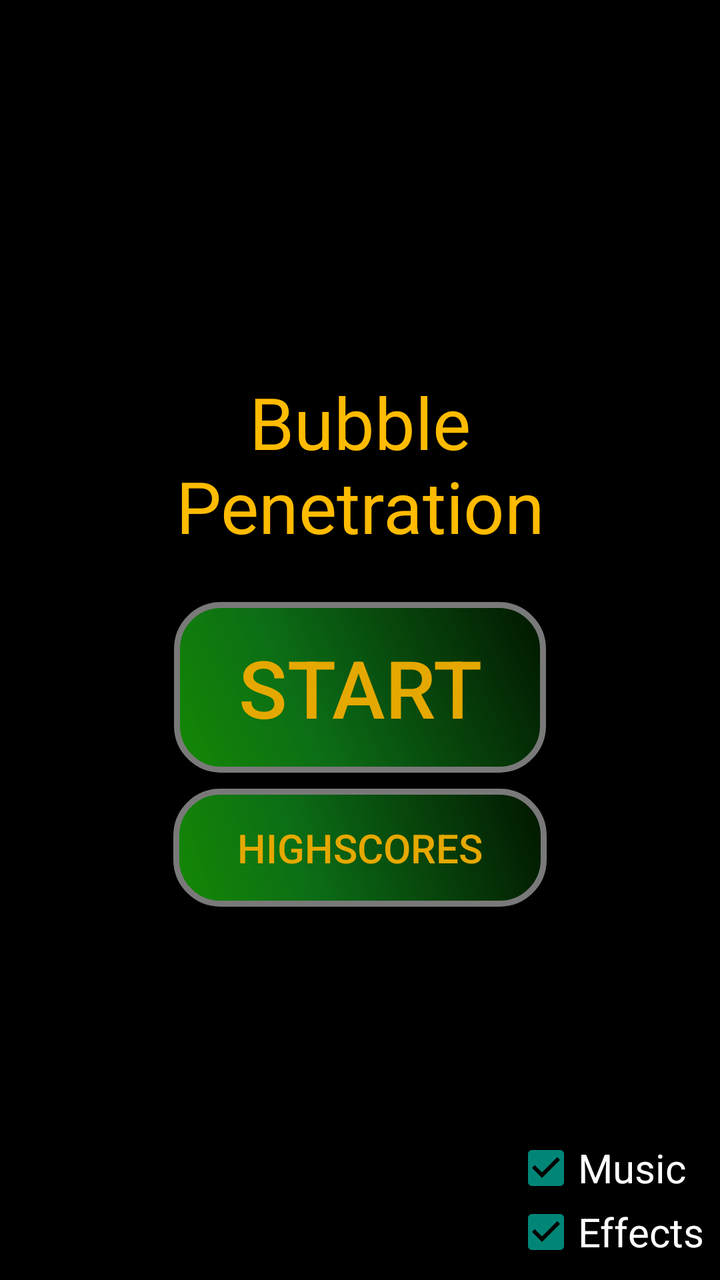
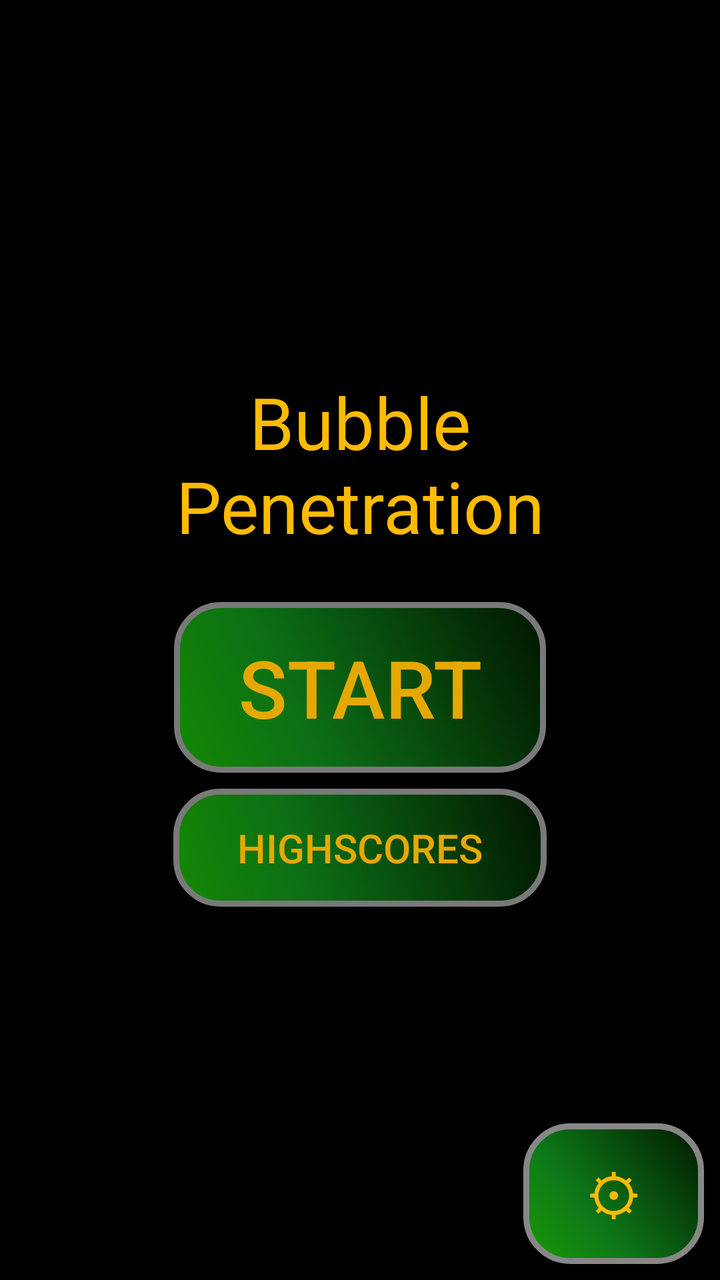

The first picture is an Android layout as it rendered before a commit; the second is the same layout after the commit. The layout source and the unified diff follow.
<!-- AndroidManifest.xml: application theme AppTheme -->
<!-- res/layout/activity_main.xml -->
<RelativeLayout
        xmlns:android="http://schemas.android.com/apk/res/android"
        android:layout_width="match_parent"
        android:layout_height="match_parent"
        android:background="@color/black">
    <FrameLayout
            android:layout_width="fill_parent"
            android:layout_height="match_parent"
            android:id="@+id/menuGLSurfaceViewHolder"
            android:layout_centerVertical="true"
            android:layout_alignParentStart="true"
            android:layout_alignParentLeft="true"/>
    <LinearLayout
            android:layout_width="match_parent"
            android:layout_height="wrap_content"
            android:orientation="vertical"
            android:layout_centerInParent="true">
        <TextView
                android:layout_width="fill_parent"
                android:layout_height="wrap_content"
                android:id="@+id/menu_title"
                android:text="@string/bubble_penetration"
                android:textColor="@color/gold"
                android:textSize="36sp"
                android:layout_gravity="center"
                android:textAlignment="center"
                android:enabled="true"
                android:layout_marginBottom="16sp"/>
        <Button
                android:id="@+id/start_button"
                android:text="@string/start_button_text"
                android:layout_width="wrap_content"
                android:layout_height="wrap_content"
                android:textSize="40sp"
                android:onClick="startGame"
                android:background="@drawable/button"
                android:enabled="true"
                android:alpha="0.9"
                android:textColor="@color/gold"
                android:clickable="true"
                android:layout_margin="8dp"
                android:focusable="true"
                android:layout_gravity="center_horizontal"/>
        <Button
                android:id="@+id/highscore_button"
                android:text="@string/highscore_button_text"
                android:layout_width="wrap_content"
                android:layout_height="wrap_content"
                android:textSize="20sp"
                android:background="@drawable/button"
                android:onClick="showHighscores"
                android:enabled="true"
                android:textColor="@color/gold"
                android:alpha="0.9"
                android:clickable="true"
                android:focusable="true"
                android:layout_gravity="center_horizontal"/>
    </LinearLayout>
    <TextView
            android:id="@+id/champion_text"
            android:layout_width="match_parent"
            android:layout_height="wrap_content"
            android:gravity="center_horizontal"
            android:padding="12sp"
            android:textAlignment="center"
            android:textColor="@color/gold"
            android:textSize="28sp"
            android:layout_alignParentBottom="true"
            android:layout_marginBottom="80sp"/>
    <TextView
            android:layout_width="wrap_content"
            android:layout_height="wrap_content"
            android:id="@+id/menu_username"
            android:layout_gravity="start|bottom"
            android:textSize="24sp"
            android:textColor="@color/white"
            android:onClick="showUsernameSelectionScreen"
            android:layout_marginLeft="8sp"
            android:layout_marginBottom="8sp"
            android:clickable="true"
            android:enabled="true"
            android:layout_marginStart="8sp"
            android:focusable="true"
            android:layout_alignParentBottom="true"/>
    <LinearLayout
            android:layout_width="wrap_content"
            android:layout_height="wrap_content"
            android:orientation="vertical"
            android:layout_alignParentBottom="true"
            android:layout_alignParentRight="true"
            android:layout_alignParentEnd="true">
        <CheckBox
                android:layout_width="wrap_content"
                android:layout_height="wrap_content"
                android:text="@string/music"
                android:id="@+id/music_box"
                android:textColor="@color/white"
                android:textSize="20sp"
                android:checked="true"
                android:onClick="setMusic"
                android:enabled="true"
                android:layout_marginRight="8sp"
                android:layout_marginEnd="8sp"/>
        <CheckBox
                android:layout_width="wrap_content"
                android:layout_height="wrap_content"
                android:text="@string/effects"
                android:id="@+id/effects_box"
                android:textColor="@color/white"
                android:textSize="20sp"
                android:checked="true"
                android:enabled="true"
                android:onClick="setEffects"
                android:layout_marginRight="8sp"
                android:layout_marginEnd="8sp"
                android:layout_marginBottom="8sp"/>
    </LinearLayout>
</RelativeLayout>
<!-- resources referenced by this layout -->
<resources>
  <color name="black">#000000</color>
  <color name="gold">#FFBB00</color>
  <color name="white">#ffffff</color>
  <!-- drawable button (drawable) -->
  <?xml version="1.0" encoding="utf-8"?>
  <shape xmlns:android="http://schemas.android.com/apk/res/android" android:shape="rectangle" >
      <corners android:radius="22dp"/>
      <gradient
          android:angle="45"
          android:centerX="35%"
          android:centerColor="#0E7A19"
          android:startColor="#179805"
          android:endColor="#021900"
          android:type="linear"/>
      <padding
          android:left="32sp"
          android:top="16sp"
          android:right="32sp"
          android:bottom="16sp"/>
      <stroke
          android:width="3dp"
          android:color="#878787"/>
  </shape>
  <string name="bubble_penetration">Bubble\nPenetration</string>
  <string name="effects">Effects</string>
  <string name="highscore_button_text">Highscores</string>
  <string name="music">Music</string>
  <string name="start_button_text">Start</string>
  <style name="AppTheme" parent="Base.Theme.AppCompat.Light.DarkActionBar">
  
      </style>
</resources>

<!-- the commit's change to res/layout/activity_main.xml (unified diff, before → after) -->
@@ -11,6 +11,7 @@
             android:layout_alignParentStart="true"
             android:layout_alignParentLeft="true"/>
     <LinearLayout
+            android:id="@+id/main_menu_actions"
             android:layout_width="match_parent"
             android:layout_height="wrap_content"
             android:orientation="vertical"
@@ -59,14 +60,14 @@
     <TextView
             android:id="@+id/champion_text"
             android:layout_width="match_parent"
-            android:layout_height="wrap_content"
-            android:gravity="center_horizontal"
+            android:layout_height="match_parent"
+            android:layout_below="@id/main_menu_actions"
+            android:layout_above="@id/menu_username"
+            android:gravity="center"
             android:padding="12sp"
             android:textAlignment="center"
             android:textColor="@color/gold"
-            android:textSize="28sp"
-            android:layout_alignParentBottom="true"
-            android:layout_marginBottom="80sp"/>
+            android:textSize="28sp" />
     <TextView
             android:layout_width="wrap_content"
             android:layout_height="wrap_content"
@@ -82,37 +83,17 @@
             android:layout_marginStart="8sp"
             android:focusable="true"
             android:layout_alignParentBottom="true"/>
-    <LinearLayout
+    <Button
+            android:id="@+id/settings_button"
             android:layout_width="wrap_content"
             android:layout_height="wrap_content"
-            android:orientation="vertical"
             android:layout_alignParentBottom="true"
             android:layout_alignParentRight="true"
-            android:layout_alignParentEnd="true">
-        <CheckBox
-                android:layout_width="wrap_content"
-                android:layout_height="wrap_content"
-                android:text="@string/music"
-                android:id="@+id/music_box"
-                android:textColor="@color/white"
-                android:textSize="20sp"
-                android:checked="true"
-                android:onClick="setMusic"
-                android:enabled="true"
-                android:layout_marginRight="8sp"
-                android:layout_marginEnd="8sp"/>
-        <CheckBox
-                android:layout_width="wrap_content"
-                android:layout_height="wrap_content"
-                android:text="@string/effects"
-                android:id="@+id/effects_box"
-                android:textColor="@color/white"
-                android:textSize="20sp"
-                android:checked="true"
-                android:enabled="true"
-                android:onClick="setEffects"
-                android:layout_marginRight="8sp"
-                android:layout_marginEnd="8sp"
-                android:layout_marginBottom="8sp"/>
-    </LinearLayout>
+            android:layout_alignParentEnd="true"
+            android:layout_margin="8dp"
+            android:background="@drawable/button"
+            android:onClick="showSettings"
+            android:text="@string/settings_icon"
+            android:textColor="@color/gold"
+            android:textSize="28sp" />
 </RelativeLayout>
<!-- resource entries referenced after the edit -->
@@ -24,9 +24,8 @@
           android:color="#878787"/>
   </shape>
   <string name="bubble_penetration">Bubble\nPenetration</string>
-  <string name="effects">Effects</string>
   <string name="highscore_button_text">Highscores</string>
-  <string name="music">Music</string>
+  <string name="settings_icon">⚙</string>
   <string name="start_button_text">Start</string>
   <style name="AppTheme" parent="Base.Theme.AppCompat.Light.DarkActionBar">
   
